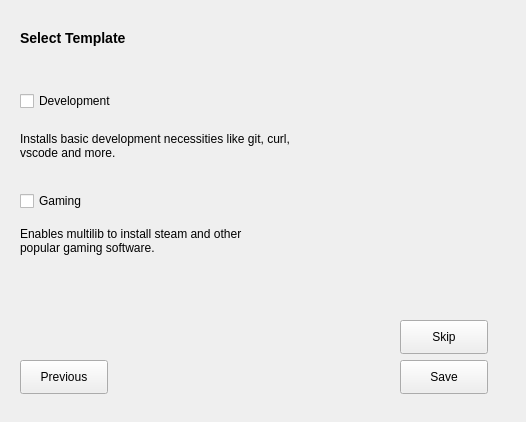
This is installer.ui in IttsMichael/K-Arch-Installer as Qt 5 draws it before an edit. The edited form follows.
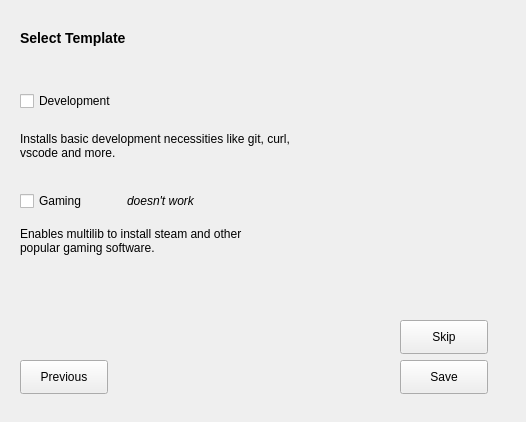
This is the edited form. The open tabs and pages were chosen to show the change. Custom widgets are drawn as their Qt base class.

The edit to the form file:
```diff
--- a/installer.ui
+++ b/installer.ui
@@ -968,6 +968,19 @@
       <string>Skip</string>
      </property>
     </widget>
+    <widget class="QLabel" name="label_27">
+     <property name="geometry">
+      <rect>
+       <x>127</x>
+       <y>182</y>
+       <width>91</width>
+       <height>18</height>
+      </rect>
+     </property>
+     <property name="text">
+      <string>&lt;html&gt;&lt;head/&gt;&lt;body&gt;&lt;p&gt;&lt;span style=&quot; font-style:italic;&quot;&gt;doesn't work&lt;/span&gt;&lt;/p&gt;&lt;/body&gt;&lt;/html&gt;</string>
+     </property>
+    </widget>
    </widget>
    <widget class="QWidget" name="page8">
     <widget class="QLabel" name="label_19">
```
Left out of the diff: 24 changed lines with no effect on the pictures.
